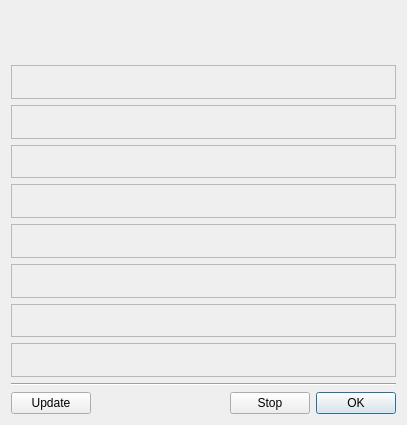
This is cweather.ui in PavelMr/skytechx as Qt 5 draws it before an edit. The edited form follows.
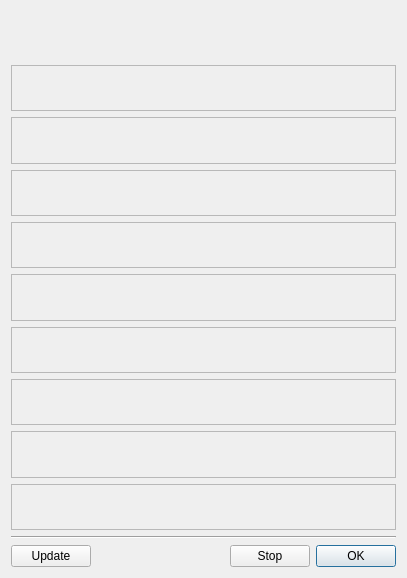
This is the edited form.

The edit to the form file:
```diff
--- a/cweather.ui
+++ b/cweather.ui
@@ -7,7 +7,7 @@
     <x>0</x>
     <y>0</y>
     <width>407</width>
-    <height>425</height>
+    <height>578</height>
    </rect>
   </property>
   <property name="windowTitle">
@@ -64,6 +64,32 @@
        </property>
       </widget>
      </item>
+     <item>
+      <widget class="QLabel" name="label_9">
+       <property name="font">
+        <font>
+         <pointsize>12</pointsize>
+         <weight>75</weight>
+         <bold>true</bold>
+        </font>
+       </property>
+       <property name="frameShape">
+        <enum>QFrame::StyledPanel</enum>
+       </property>
+       <property name="frameShadow">
+        <enum>QFrame::Plain</enum>
+       </property>
+       <property name="text">
+        <string/>
+       </property>
+       <property name="scaledContents">
+        <bool>true</bool>
+       </property>
+       <property name="wordWrap">
+        <bool>true</bool>
+       </property>
+      </widget>
+     </item>
      <item>
       <widget class="QLabel" name="label_8">
        <property name="font">
```
